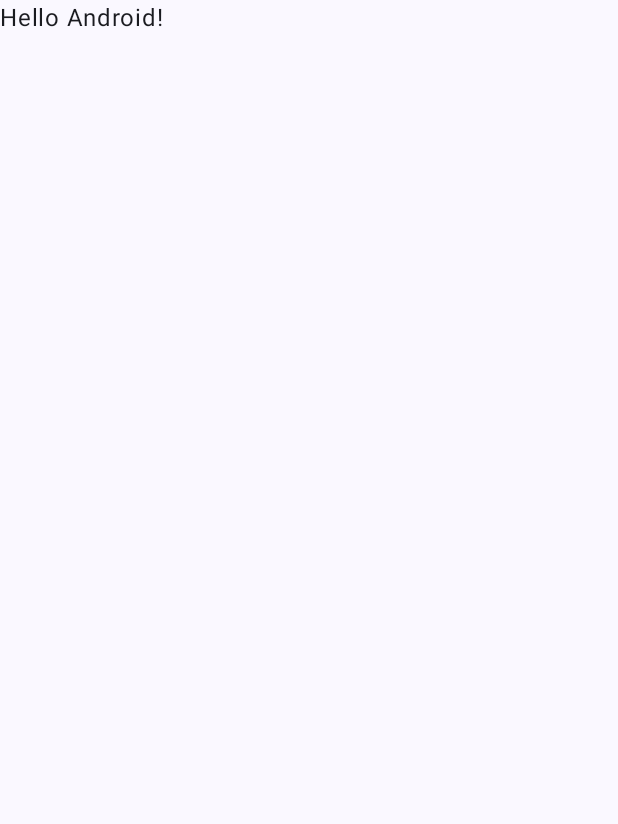
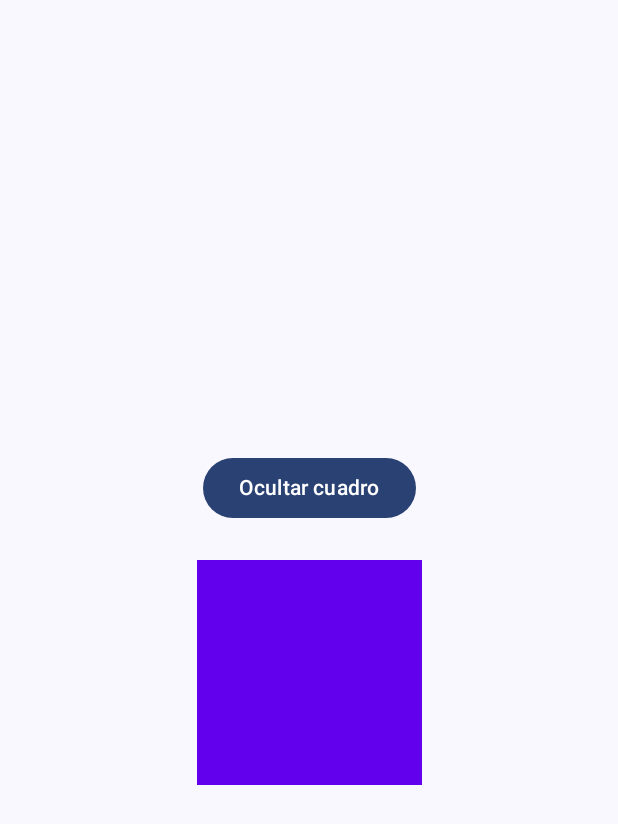
Before and after one commit to cristiantunco6-cyber/Lab13Animaciones, an Android app built with Jetpack Compose: the screen it shows after launch (MainActivity), on a phone screen of 412 x 824 dp. Before the commit the part shown is almost empty. Shown: the top 824 px of the screen. Run offline under Robolectric (Android 15) with nearby library versions, the phone set to English and light mode, and no system bars.

Commit message:
Ejercicio 1 AnimatedVisibility con fadeIn y fadeOut

```diff
--- /dev/null
+++ b/app/src/main/java/com/example/lab13animaciones/Ejercicio1.kt
@@ -0,0 +1,49 @@
+package com.example.lab13animaciones
+
+import androidx.compose.animation.AnimatedVisibility
+import androidx.compose.animation.core.tween
+import androidx.compose.animation.fadeIn
+import androidx.compose.animation.fadeOut
+import androidx.compose.foundation.background
+import androidx.compose.foundation.layout.*
+import androidx.compose.material3.Button
+import androidx.compose.material3.Text
+import androidx.compose.runtime.*
+import androidx.compose.ui.Alignment
+import androidx.compose.ui.Modifier
+import androidx.compose.ui.graphics.Color
+import androidx.compose.ui.unit.dp
+
+@Composable
+fun Ejercicio1() {
+    // Estado que guarda si el cuadro se ve o no
+    var visible by remember { mutableStateOf(true) }
+
+    Column(
+        modifier = Modifier
+            .fillMaxSize()
+            .padding(16.dp),
+        horizontalAlignment = Alignment.CenterHorizontally,
+        verticalArrangement = Arrangement.Center
+    ) {
+        // 1. Botón que alterna la visibilidad
+        Button(onClick = { visible = !visible }) {
+            Text(if (visible) "Ocultar cuadro" else "Mostrar cuadro")
+        }
+
+        Spacer(modifier = Modifier.height(24.dp))
+
+        // 2 y 3. AnimatedVisibility con fadeIn / fadeOut de 1 segundo
+        AnimatedVisibility(
+            visible = visible,
+            enter = fadeIn(animationSpec = tween(durationMillis = 1000)),
+            exit = fadeOut(animationSpec = tween(durationMillis = 1000))
+        ) {
+            Box(
+                modifier = Modifier
+                    .size(150.dp)
+                    .background(Color(0xFF6200EE))
+            )
+        }
+    }
+}
--- a/app/src/main/java/com/example/lab13animaciones/MainActivity.kt
+++ b/app/src/main/java/com/example/lab13animaciones/MainActivity.kt
@@ -4,10 +4,10 @@ import android.os.Bundle
 import androidx.activity.ComponentActivity
 import androidx.activity.compose.setContent
 import androidx.activity.enableEdgeToEdge
+import androidx.compose.foundation.layout.Box
 import androidx.compose.foundation.layout.fillMaxSize
 import androidx.compose.foundation.layout.padding
 import androidx.compose.material3.Scaffold
-import androidx.compose.material3.Text
 import androidx.compose.runtime.Composable
 import androidx.compose.ui.Modifier
 import androidx.compose.ui.tooling.preview.Preview
@@ -20,28 +20,19 @@ class MainActivity : ComponentActivity() {
         setContent {
             Lab13AnimacionesTheme {
                 Scaffold(modifier = Modifier.fillMaxSize()) { innerPadding ->
-                    Greeting(
-                        name = "Android",
-                        modifier = Modifier.padding(innerPadding)
-                    )
+                    Box(modifier = Modifier.padding(innerPadding)) {
+                        Ejercicio1()
+                    }
                 }
             }
         }
     }
 }
 
-@Composable
-fun Greeting(name: String, modifier: Modifier = Modifier) {
-    Text(
-        text = "Hello $name!",
-        modifier = modifier
-    )
-}
-
 @Preview(showBackground = true)
 @Composable
 fun GreetingPreview() {
     Lab13AnimacionesTheme {
-        Greeting("Android")
+        Ejercicio1()
     }
 }
```
